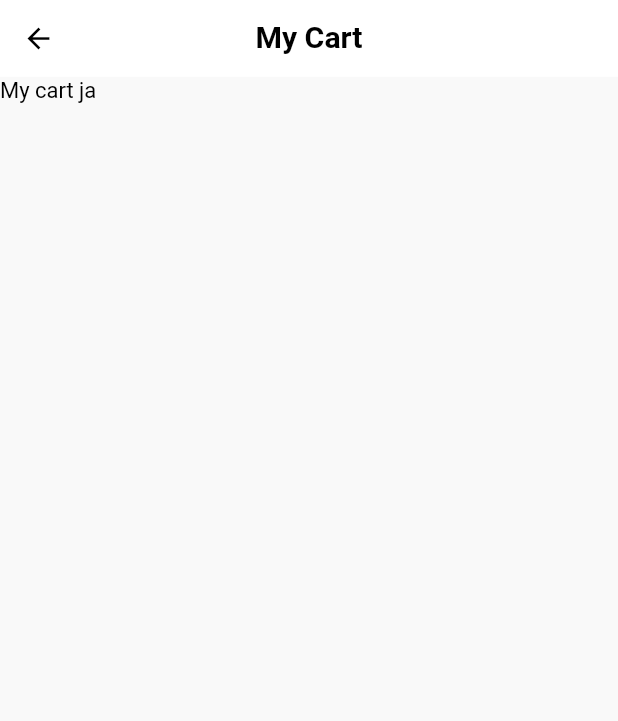
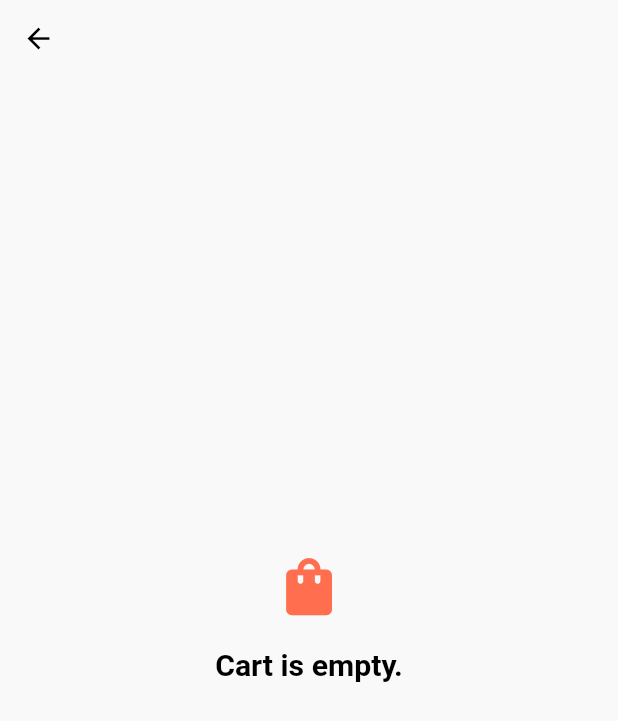
Before and after one commit to alisa-uthi/haiya-client-flutter, a Flutter app: the CartScreen screen opened by its route, on a phone screen of 412 x 824 dp. Shown: the top 721 px of the screen. Run offline on Flutter 3.47's test engine with Material 2 defaults, Android fonts, the phone set to English and light mode, and no system bars; our stand-ins replace cached_network_image, flutter_datetime_picker, geocoding, geolocator, google_fonts, google_maps_flutter and 4 more; missing offline and left inert: flutter_otp, flutter_search_bar.

Commit message:
add my cart screen

```diff
--- a/lib/constants.dart
+++ b/lib/constants.dart
@@ -2,6 +2,7 @@ import 'package:flutter/material.dart';
 
 const kBackgroundColor = Color(0xFFF9F9F9);
 const kPrimaryColor = Color(0xFFFF6E4E);
+const kSecondaryColor = Color(0xFF010035);
 const kSuccessColor = Color(0xFF5EA732);
 const kErrorColor = Color(0xFFDB3022);
 const kGreyColor = Color(0xFF989898);
--- a/lib/routes.dart
+++ b/lib/routes.dart
@@ -2,6 +2,7 @@ import 'package:flutter/material.dart';
 
 import 'screens/authOption/auth_option_screen.dart';
 import 'screens/cart/cart_screen.dart';
+import 'screens/checkout_order/checkout_order_screen.dart';
 import 'screens/congenital_form/congenital_form_screen.dart';
 import 'screens/drug_allery_form/drug_allergy_form_screen.dart';
 import 'screens/forgot_password/forgot_password_screen.dart';
@@ -40,4 +41,5 @@ final Map<String, WidgetBuilder> routes = {
       ProductListScreen(category: Category(id: -1, name: '')),
   ProductDetailScreen.routeName: (context) => ProductDetailScreen(),
   CartScreen.routeName: (context) => CartScreen(),
+  CheckoutOrderScreen.routeName: (context) => CheckoutOrderScreen(),
 };
--- a/lib/screens/cart/cart_screen.dart
+++ b/lib/screens/cart/cart_screen.dart
@@ -1,36 +1,64 @@
 import 'package:flutter/material.dart';
+import 'package:haiya_client/shared/models/order_line.dart';
 
 import '../../constants.dart';
+import 'widgets/cart_container.dart';
+import 'widgets/empty_cart.dart';
 
-class CartScreen extends StatelessWidget {
+class CartScreen extends StatefulWidget {
   static final routeName = '/cart';
 
   const CartScreen({Key? key}) : super(key: key);
 
-  AppBar _buildAppBar(BuildContext context) {
-    return AppBar(
-      title: Text(
-        "My Cart",
-        style: Theme.of(context).textTheme.headline1,
-      ),
-      centerTitle: true,
-    );
-  }
+  @override
+  _CartScreenState createState() => _CartScreenState();
+}
+
+class _CartScreenState extends State<CartScreen> {
+  ValueNotifier<List<OrderLine>> _cart = ValueNotifier(cart);
 
   @override
   Widget build(BuildContext context) {
+    final size = MediaQuery.of(context).size;
+
     return Scaffold(
-      appBar: _buildAppBar(context),
+      appBar: AppBar(backgroundColor: Colors.transparent),
       body: SafeArea(
-        child: SingleChildScrollView(
-          child: Container(
-            child: Column(
-              children: [
-                Text("My cart ja"),
-              ],
-            ),
+        child: Padding(
+          padding: const EdgeInsets.only(
+            left: kDefaultPadding,
+            top: kDefaultPadding / 2,
+          ),
+          child: Text(
+            "My Cart",
+            style: Theme.of(context).textTheme.headline1,
           ),
         ),
+      ),
+      bottomNavigationBar: ValueListenableBuilder(
+        valueListenable: _cart,
+        builder: (context, child, value) {
+          return cart.length != 0
+              ? Container(
+                  width: size.width,
+                  height: size.height / 1.25,
+                  padding: const EdgeInsets.symmetric(
+                    vertical: kDefaultPadding * 2,
+                    horizontal: kDefaultPadding * 1.5,
+                  ),
+                  decoration: BoxDecoration(
+                    color: kSecondaryColor,
+                    borderRadius: BorderRadius.only(
+                      topLeft: Radius.circular(kDefaultPadding * 2),
+                      topRight: Radius.circular(kDefaultPadding * 2),
+                    ),
+                  ),
+                  child: CartContainer(
+                    rebuildEmptyCart: () => _cart.notifyListeners(),
+                  ),
+                )
+              : EmptyCart();
+        },
       ),
     );
   }
--- /dev/null
+++ b/lib/screens/cart/widgets/empty_cart.dart
@@ -0,0 +1,24 @@
+import 'package:flutter/material.dart';
+
+import '../../../constants.dart';
+
+class EmptyCart extends StatelessWidget {
+  const EmptyCart({
+    Key? key,
+  }) : super(key: key);
+
+  @override
+  Widget build(BuildContext context) {
+    return Column(
+      mainAxisAlignment: MainAxisAlignment.center,
+      children: [
+        Icon(Icons.shopping_bag, size: 50, color: kPrimaryColor),
+        SizedBox(height: kDefaultPadding),
+        Text(
+          "Cart is empty.",
+          style: Theme.of(context).textTheme.headline1,
+        ),
+      ],
+    );
+  }
+}
--- a/lib/screens/product_detail/product_detail_screen.dart
+++ b/lib/screens/product_detail/product_detail_screen.dart
@@ -1,3 +1,4 @@
+import 'package:cached_network_image/cached_network_image.dart';
 import 'package:flutter/material.dart';
 import 'package:haiya_client/constants.dart';
 import 'package:haiya_client/shared/models/product.dart';
@@ -38,10 +39,11 @@ class ProductDetailScreen extends StatelessWidget {
             child: Column(
               children: [
                 SizedBox(height: kDefaultPadding * 1.5),
-                Image.network(
-                  product!.image,
+                CachedNetworkImage(
                   width: 150,
                   height: 150,
+                  imageUrl: product!.image,
+                  errorWidget: (context, url, error) => Icon(Icons.error),
                 ),
                 SizedBox(height: kDefaultPadding * 1.5),
                 DetailContainer(product: product),
--- a/lib/shared/models/order_line.dart
+++ b/lib/shared/models/order_line.dart
@@ -2,6 +2,8 @@ class OrderLine {
   int? orderId;
   int productId;
   String productName;
+  String? productImage;
+  int? productPrice;
   int quantity;
   int totalCost;
   String? comment;
@@ -10,6 +12,8 @@ class OrderLine {
     this.orderId,
     required this.productId,
     required this.productName,
+    this.productImage,
+    this.productPrice,
     required this.quantity,
     required this.totalCost,
     this.comment,
@@ -19,7 +23,8 @@ class OrderLine {
     return OrderLine(
       orderId: json['Ord_ID'],
       productId: json['Prd_ID'],
-      productName: json['productName'],
+      productName: json['Prd_TradeName'],
+      productImage: json['Prd_Image'],
       quantity: json['Order_Qty'],
       totalCost: json['Total_Cost'],
       comment: json['Comment'],
--- a/lib/shared/widgets/bottom_navigator_bar.dart
+++ b/lib/shared/widgets/bottom_navigator_bar.dart
@@ -1,5 +1,6 @@
 import 'package:flutter/material.dart';
 import 'package:haiya_client/constants.dart';
+import 'package:haiya_client/screens/cart/cart_screen.dart';
 import 'package:haiya_client/screens/home/home_screen.dart';
 
 class BottomNavBar extends StatefulWidget {
@@ -36,7 +37,7 @@ class _BottomNavBarState extends State<BottomNavBar> {
         gotoScreen = HomeScreen();
         break;
       case 1:
-        gotoScreen = HomeScreen();
+        gotoScreen = CartScreen();
         break;
       case 2:
         gotoScreen = HomeScreen();
```
Also changed, not shown: lib/screens/cart/widgets/cart_container.dart (added, +99 -0 lines), lib/screens/cart/widgets/cart_item.dart (added, +149 -0 lines), lib/screens/checkout_order/checkout_order_screen.dart (added, +35 -0 lines), lib/screens/product_detail/widgets/order_form.dart (+24 -7 lines), lib/shared/widgets/shopping_cart_icon.dart (+10 -1 lines), lib/shared/widgets/title_with_price.dart (added, +35 -0 lines).
